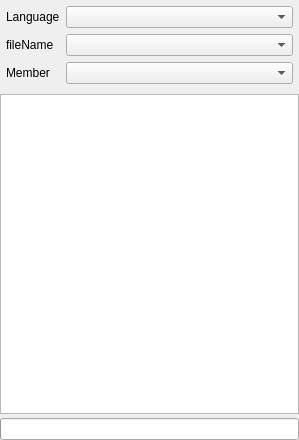
Old version of the form v2/branches/dev/qCtagsSense/src/qCtagsSenseBrowser.ui in the repository testmana2/mks.
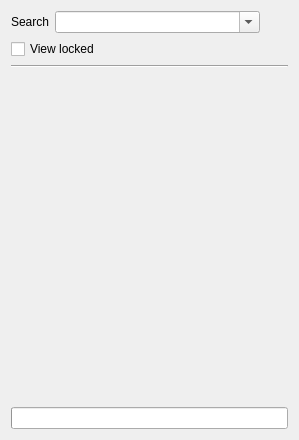
New version of the form.

Commit message: Remove all combos and add a search filter. Add the possibility to have a context menu in the combobox member action

What changed in the file:
```diff
--- a/v2/branches/dev/qCtagsSense/src/qCtagsSenseBrowser.ui
+++ b/v2/branches/dev/qCtagsSense/src/qCtagsSenseBrowser.ui
@@ -9,75 +9,128 @@
     <height>440</height>
    </rect>
   </property>
-  <layout class="QVBoxLayout" name="verticalLayout" >
-   <property name="spacing" >
-    <number>4</number>
-   </property>
-   <property name="margin" >
-    <number>0</number>
-   </property>
+  <layout class="QVBoxLayout" name="verticalLayout">
    <item>
-    <widget class="QWidget" native="1" name="wTopContainer" >
-     <layout class="QGridLayout" name="gridLayout" >
-      <property name="margin" >
-       <number>6</number>
-      </property>
-      <property name="spacing" >
-       <number>6</number>
-      </property>
-      <item row="2" column="0" >
-       <widget class="QLabel" name="lMembers" >
-        <property name="sizePolicy" >
-         <sizepolicy vsizetype="Preferred" hsizetype="Maximum" >
-          <horstretch>0</horstretch>
-          <verstretch>0</verstretch>
-         </sizepolicy>
-        </property>
-        <property name="text" >
-         <string>Member</string>
-        </property>
-       </widget>
-      </item>
-      <item row="2" column="1" >
-       <widget class="QComboBox" name="cbMembers" />
-      </item>
-      <item row="1" column="1" >
-       <widget class="QComboBox" name="cbFileNames" />
-      </item>
-      <item row="1" column="0" >
-       <widget class="QLabel" name="lFileNames" >
-        <property name="sizePolicy" >
-         <sizepolicy vsizetype="Preferred" hsizetype="Maximum" >
-          <horstretch>0</horstretch>
-          <verstretch>0</verstretch>
-         </sizepolicy>
-        </property>
-        <property name="text" >
-         <string>fileName</string>
-        </property>
-       </widget>
-      </item>
-      <item row="0" column="0" >
-       <widget class="QLabel" name="lLanguages" >
-        <property name="sizePolicy" >
-         <sizepolicy vsizetype="Preferred" hsizetype="Maximum" >
-          <horstretch>0</horstretch>
-          <verstretch>0</verstretch>
-         </sizepolicy>
-        </property>
-        <property name="text" >
-         <string>Language</string>
-        </property>
-       </widget>
-      </item>
-      <item row="0" column="1" >
-       <widget class="QComboBox" name="cbLanguages" />
-      </item>
-     </layout>
+    <layout class="QGridLayout" name="gridLayout">
+     <item row="0" column="0">
+      <widget class="QLabel" name="lSearch">
+       <property name="sizePolicy">
+        <sizepolicy hsizetype="Maximum" vsizetype="Preferred">
+         <horstretch>0</horstretch>
+         <verstretch>0</verstretch>
+        </sizepolicy>
+       </property>
+       <property name="text">
+        <string>Search</string>
+       </property>
+      </widget>
+     </item>
+     <item row="0" column="1">
+      <widget class="QComboBox" name="cbSearchs">
+       <property name="editable">
+        <bool>true</bool>
+       </property>
+      </widget>
+     </item>
+     <item row="0" column="2">
+      <widget class="QLabel" name="lLoading">
+       <property name="sizePolicy">
+        <sizepolicy hsizetype="Fixed" vsizetype="Fixed">
+         <horstretch>0</horstretch>
+         <verstretch>0</verstretch>
+        </sizepolicy>
+       </property>
+       <property name="minimumSize">
+        <size>
+         <width>22</width>
+         <height>22</height>
+        </size>
+       </property>
+       <property name="maximumSize">
+        <size>
+         <width>22</width>
+         <height>22</height>
+        </size>
+       </property>
+       <property name="lineWidth">
+        <number>0</number>
+       </property>
+      </widget>
+     </item>
+     <item row="1" column="0" colspan="3">
+      <widget class="QCheckBox" name="cbLocked">
+       <property name="text">
+        <string>View locked</string>
+       </property>
+      </widget>
+     </item>
+    </layout>
+   </item>
+   <item>
+    <widget class="Line" name="line">
+     <property name="orientation">
+      <enum>Qt::Horizontal</enum>
+     </property>
     </widget>
    </item>
    <item>
-    <widget class="QTreeView" name="tvMembers" />
+    <widget class="QTreeView" name="tvMembers">
+     <property name="palette">
+      <palette>
+       <active>
+        <colorrole role="Base">
+         <brush brushstyle="SolidPattern">
+          <color alpha="0">
+           <red>255</red>
+           <green>255</green>
+           <blue>255</blue>
+          </color>
+         </brush>
+        </colorrole>
+       </active>
+       <inactive>
+        <colorrole role="Base">
+         <brush brushstyle="SolidPattern">
+          <color alpha="0">
+           <red>255</red>
+           <green>255</green>
+           <blue>255</blue>
+          </color>
+         </brush>
+        </colorrole>
+       </inactive>
+       <disabled>
+        <colorrole role="Base">
+         <brush brushstyle="SolidPattern">
+          <color alpha="0">
+           <red>255</red>
+           <green>255</green>
+           <blue>255</blue>
+          </color>
+         </brush>
+        </colorrole>
+       </disabled>
+      </palette>
+     </property>
+     <property name="contextMenuPolicy">
+      <enum>Qt::CustomContextMenu</enum>
+     </property>
+     <property name="frameShape">
+      <enum>QFrame::NoFrame</enum>
+     </property>
+     <property name="frameShadow">
+      <enum>QFrame::Plain</enum>
+     </property>
+     <property name="rootIsDecorated">
+      <bool>false</bool>
+     </property>
+     <property name="uniformRowHeights">
+      <bool>true</bool>
+     </property>
+     <property name="headerHidden">
+      <bool>true</bool>
+     </property>
+    </widget>
    </item>
    <item>
     <widget class="QProgressBar" name="pbIndexing" >
```
Left out of the diff: 15 changed lines with no effect on the pictures. The commit also changes 4 other files.
